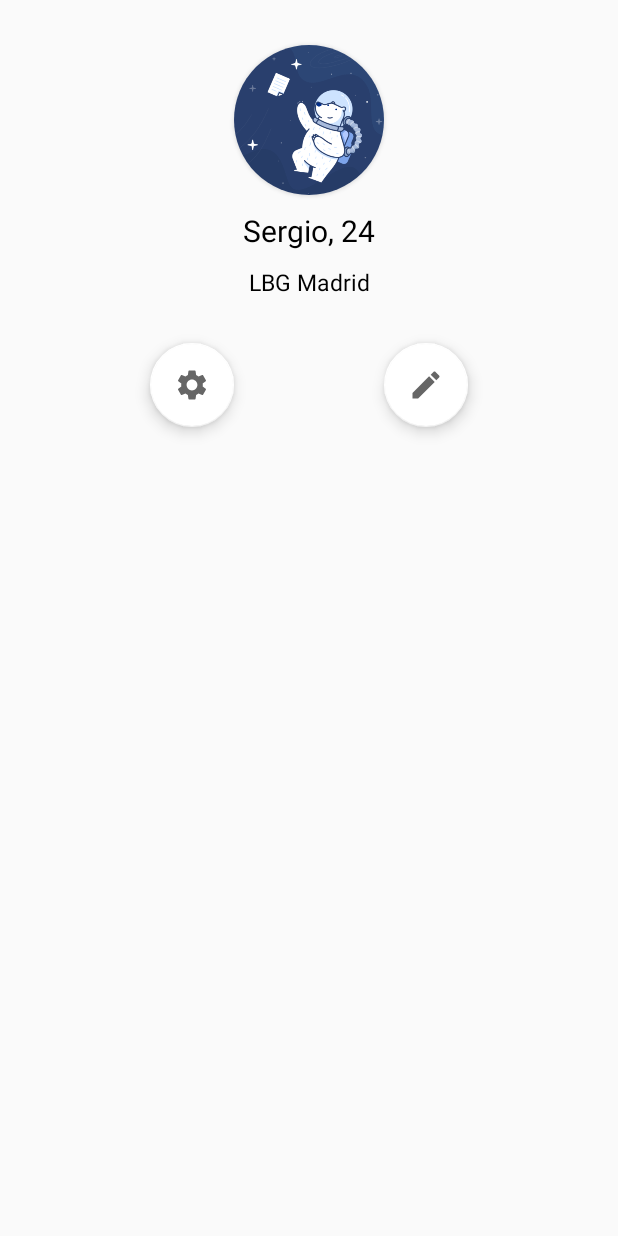
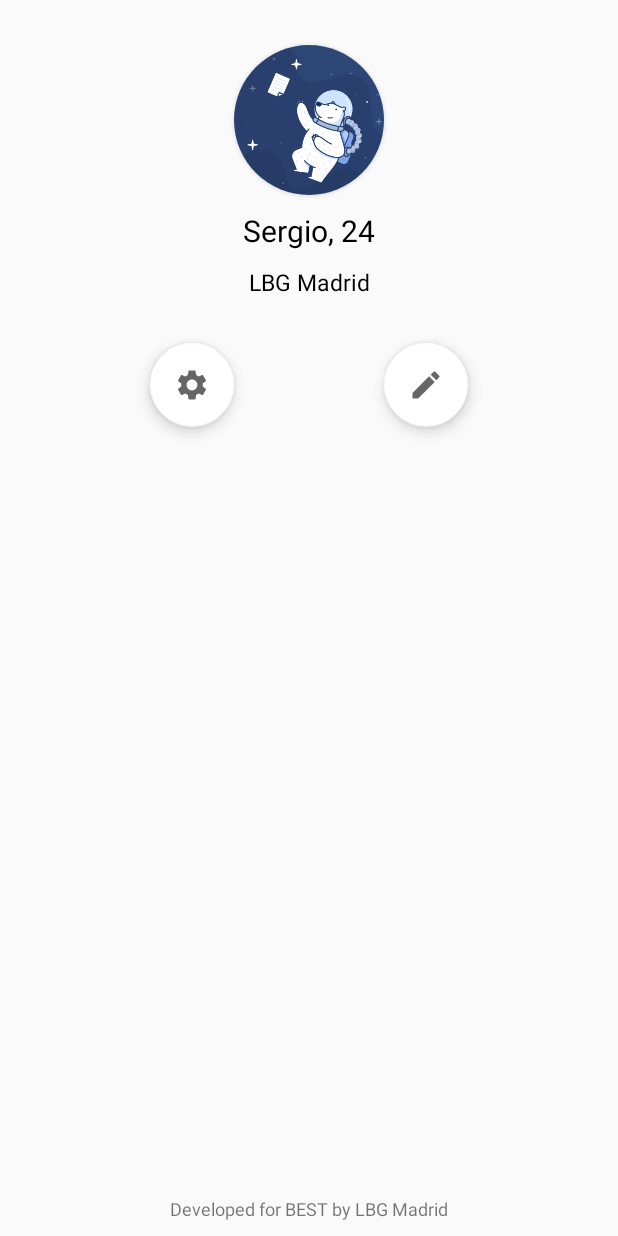
Before and after one commit to sergioloc/needle, an Android app: the layout fragment_profile.xml on its own in the app's theme, with its tools: preview values and no code run, on a phone screen of 412 x 824 dp. Run offline under Robolectric (Android 15) with nearby library versions, the phone set to English and light mode, and no system bars.

Commit message:
New credits text

```diff
--- a/app/src/main/res/layout/fragment_profile.xml
+++ b/app/src/main/res/layout/fragment_profile.xml
@@ -70,4 +70,15 @@
         app:backgroundTint="@color/white"
         android:src="@drawable/ic_edit"/>
 
+    <TextView
+        android:id="@+id/tv_credits"
+        android:layout_width="wrap_content"
+        android:layout_height="wrap_content"
+        app:layout_constraintBottom_toBottomOf="parent"
+        app:layout_constraintStart_toStartOf="parent"
+        app:layout_constraintEnd_toEndOf="parent"
+        android:layout_marginBottom="10dp"
+        android:text="Developed for BEST by LBG Madrid"
+        android:textSize="12sp"/>
+
 </androidx.constraintlayout.widget.ConstraintLayout>
```
